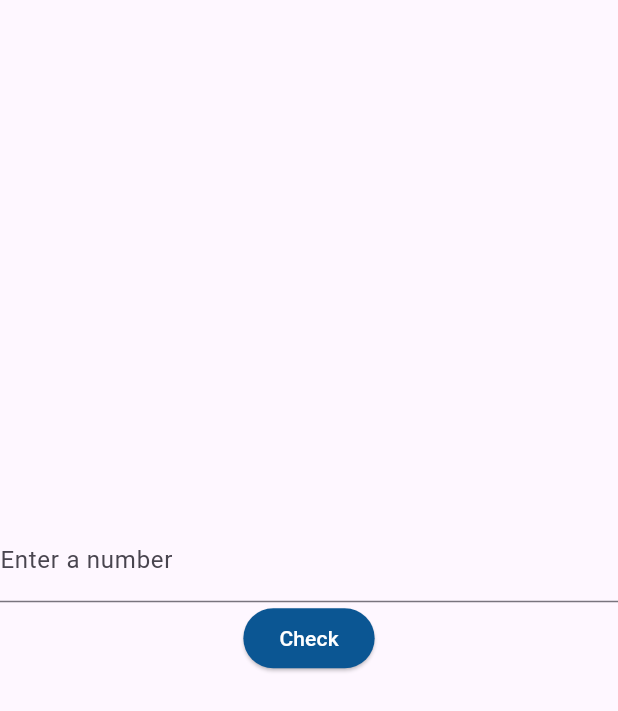
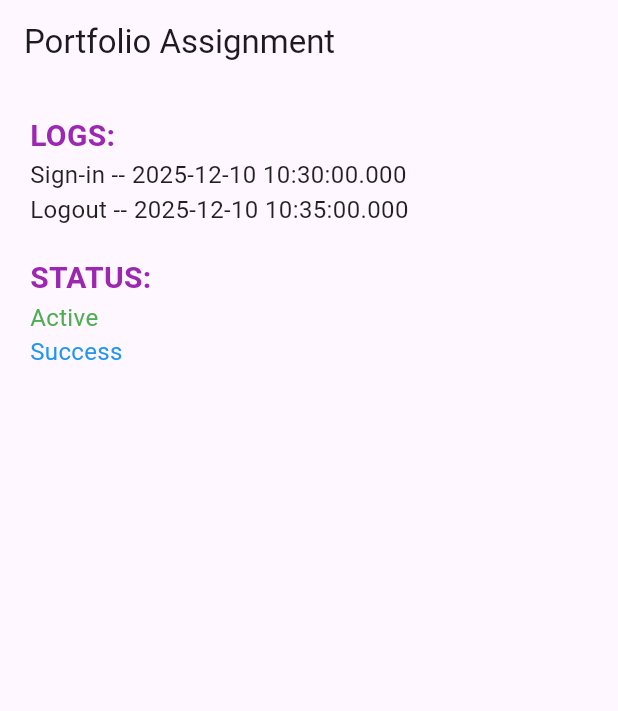
Before and after one commit to UnnateeJigneshSolanki/cyberlog, a Flutter app: the screen it shows after launch, on a phone screen of 412 x 824 dp. Shown: the top 711 px of the screen. Run offline on Flutter 3.47's test engine with Material 3 defaults, Android fonts, the phone set to English and light mode, and no system bars.

Commit message:
Added new Sesssion Portfolio Assignment

```diff
--- /dev/null
+++ b/lib/conditions.dart
@@ -0,0 +1,48 @@
+import 'package:flutter/material.dart';
+void main() {
+  runApp(const OddEvenDemo());
+}
+class OddEvenDemo extends StatelessWidget {
+  const OddEvenDemo({super.key});
+  @override
+  Widget build(BuildContext context) {
+    TextEditingController controller = TextEditingController();
+    String result = "";
+    return MaterialApp(
+      home: Scaffold(
+        body: StatefulBuilder(
+          builder: (context, setState) {
+            return Center(
+              child: Column(
+                mainAxisAlignment: MainAxisAlignment.center,
+                children: [
+                  TextField(
+                    controller: controller, decoration: const InputDecoration(
+                    labelText: "Enter a number",
+                    ),
+                    keyboardType: TextInputType.number,
+                  ),
+                  ElevatedButton(
+                    style: ElevatedButton.styleFrom(
+                      backgroundColor: const Color.fromARGB(255, 11, 86, 147),
+                      foregroundColor: Colors.white,
+                    ),
+                    onPressed: () {
+                      int number = int.parse(controller.text);
+                      if (number % 2 == 0) {
+                        result = "The number $number is Even.";
+                      } else {
+                        result = "The number $number is Odd.";
+                      }
+                  setState(() {});
+                    },
+                    child: const Text("Check"),
+                  ),
+                  Text(
+                    "$result",
+                    style: const TextStyle(fontSize: 20, color: Color.fromARGB(255, 134, 45, 150),),
+
+                  ),   ], ),  );
+          }, ), ),  );
+  }
+}
--- a/lib/main.dart
+++ b/lib/main.dart
@@ -1,56 +1,53 @@
-  import 'package:flutter/material.dart';
-
+import 'package:flutter/material.dart';
 void main() {
-  runApp(const OddEvenDemo());
+  runApp(const MyApp());
 }
-
-class OddEvenDemo extends StatelessWidget {
-  const OddEvenDemo({super.key});
+class Log {
+  String action;
+  DateTime timestamp;
+  String status;
+  Log({required this.action, required this.timestamp, required this.status});
+}
+class MyApp extends StatelessWidget {
+  const MyApp({super.key});
   @override
   Widget build(BuildContext context) {
-    TextEditingController controller = TextEditingController();
-    String result = "";
+    List<Log> logs = [
+      Log(action: "Sign-in", timestamp: DateTime.now(), status: "Active"),
+      Log(action: "Logout", timestamp: DateTime.now().add(const Duration(minutes: 5)), status: "Success"),
+    ];
     return MaterialApp(
       home: Scaffold(
-        body: StatefulBuilder(
-          builder: (context, setState) {
-            return Center(
-              child: Column(
-                mainAxisAlignment: MainAxisAlignment.center,
-                children: [
-                  TextField(
-                    controller: controller, decoration: const InputDecoration(
-                    labelText: "Enter a number",
-                    ),
-                    keyboardType: TextInputType.number,
-                  ),
-                  ElevatedButton(
-                    style: ElevatedButton.styleFrom(
-                      backgroundColor: const Color.fromARGB(255, 11, 86, 147),
-                      foregroundColor: Colors.white,
-                    ),
-                    onPressed: () {
-                      int number = int.parse(controller.text);
-                      if (number % 2 == 0) {
-                        result = "The number $number is Even.";
-                      } else {
-                        result = "The number $number is Odd.";
-                      }
-                  setState(() {});
-                    },
-                    child: const Text("Check"),
-                  ),
-                  Text(
-                    "$result",
-                    style: const TextStyle(fontSize: 20, color: Color.fromARGB(255, 134, 45, 150),),
-
-                  ),
-                ],
-              ),
-            );
-          },
+        appBar: AppBar(title: const Text("Portfolio Assignment")),
+        body: Padding(
+          padding: const EdgeInsets.all(20),
+          child: Column(
+  crossAxisAlignment: CrossAxisAlignment.start,
+  children: [
+    const Text("LOGS:",
+      style: TextStyle(
+        fontSize: 20, fontWeight: FontWeight.bold, color: Colors.purple,
+      ),),
+    ...logs.map( (log) => Text("${log.action} -- ${log.timestamp}",
+        style: const TextStyle(
+          fontSize: 16,
+          color: Colors.black87,
         ),
       ),
-    );
-  }
-}
+    ),
+    const SizedBox(height: 20),
+    const Text("STATUS:",
+      style: TextStyle(
+        fontSize: 20, fontWeight: FontWeight.bold, color: Colors.purple,
+      ),
+    ),
+    ...logs.map((log) => Text(log.status,
+        style: TextStyle(
+          fontSize: 16,
+          color: log.status.toLowerCase() == "active" ? Colors.green : Colors.blue,
+        ),
+      ),
+    ),
+    const SizedBox(height: 20),
+ ],), ),  ),  );
+} }
```
